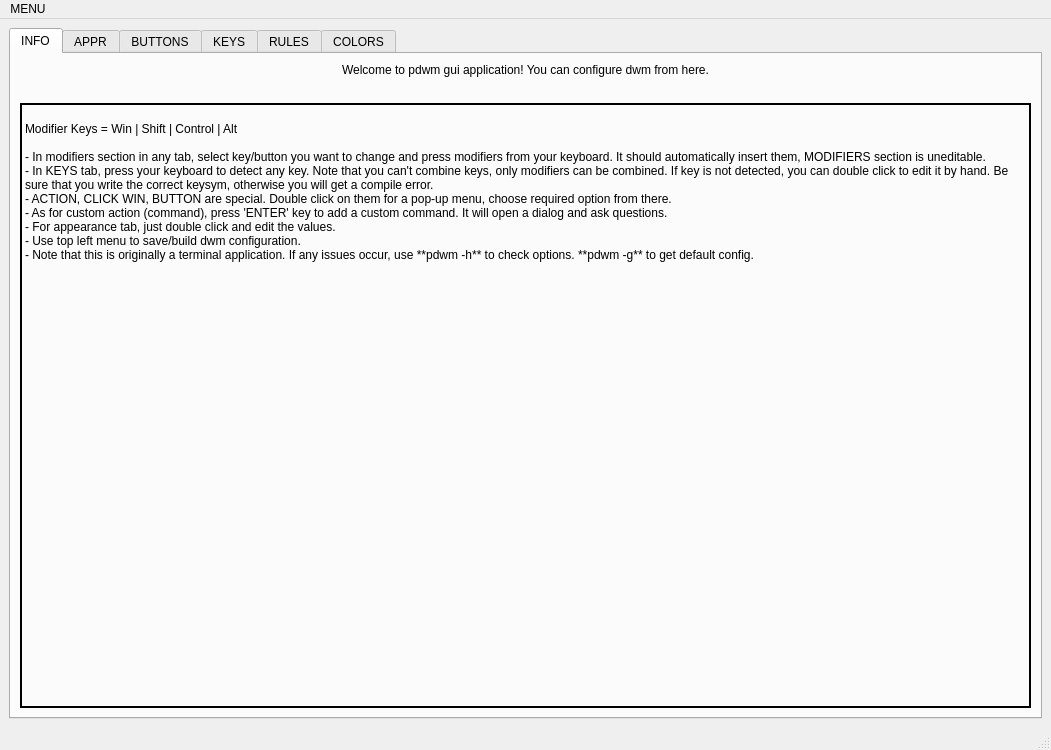
Qt form main.ui (FT-Labs/pdwmc) before a commit.
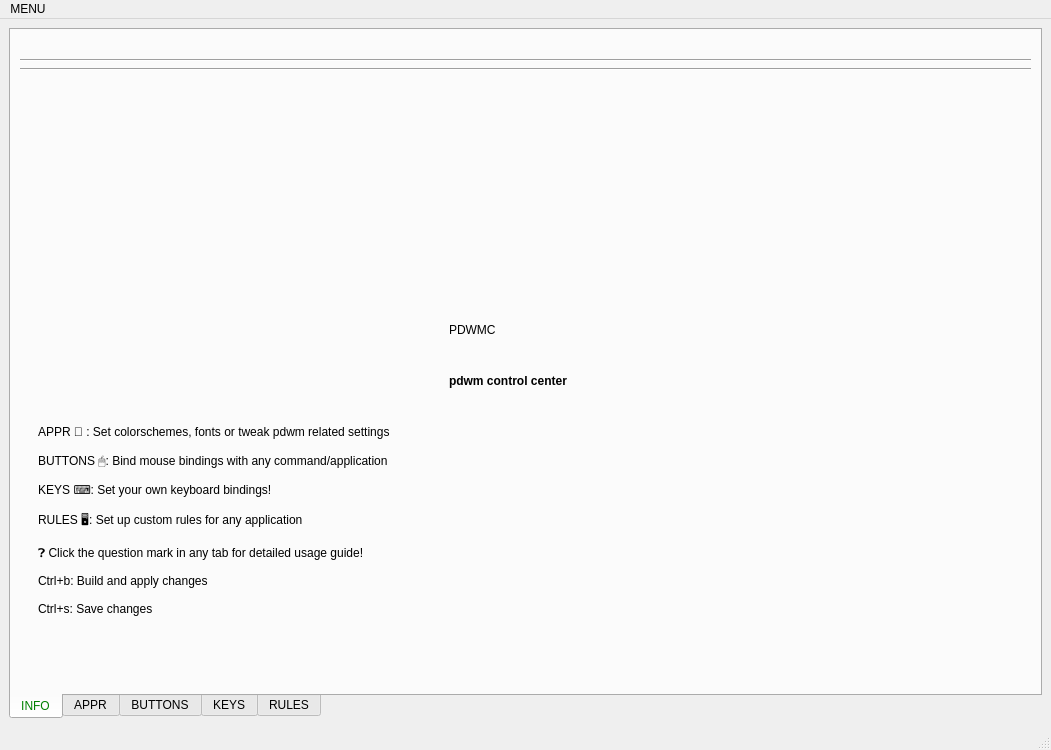
The same form after that commit. Icons and pictures are not drawn.

The edit to the form file:
```diff
--- a/main.ui
+++ b/main.ui
@@ -21,9 +21,29 @@
    <layout class="QGridLayout" name="gridLayout">
     <item row="1" column="1">
      <widget class="QTabWidget" name="tab_widget">
+      <property name="layoutDirection">
+       <enum>Qt::LeftToRight</enum>
+      </property>
+      <property name="styleSheet">
+       <string notr="true">QTabWidget::tab-bar {
+            alignment: center;
+}
+QTabBar::tab:selected {
+    			color: green;
+}</string>
+      </property>
+      <property name="tabPosition">
+       <enum>QTabWidget::South</enum>
+      </property>
+      <property name="tabShape">
+       <enum>QTabWidget::Rounded</enum>
+      </property>
       <property name="currentIndex">
        <number>0</number>
       </property>
+      <property name="elideMode">
+       <enum>Qt::ElideLeft</enum>
+      </property>
       <widget class="QWidget" name="tab_info">
        <attribute name="title">
         <string>INFO</string>
@@ -34,22 +54,6 @@
           <property name="sizeConstraint">
            <enum>QLayout::SetMaximumSize</enum>
           </property>
-          <item>
-           <widget class="QLabel" name="label_pwdm_welcome">
-            <property name="sizePolicy">
-             <sizepolicy hsizetype="Preferred" vsizetype="Maximum">
-              <horstretch>0</horstretch>
-              <verstretch>0</verstretch>
-             </sizepolicy>
-            </property>
-            <property name="text">
-             <string>Welcome to pdwm gui application! You can configure dwm from here.</string>
-            </property>
-            <property name="alignment">
-             <set>Qt::AlignCenter</set>
-            </property>
-           </widget>
-          </item>
           <item>
            <widget class="QLabel" name="label_2">
             <property name="sizePolicy">
@@ -73,31 +77,103 @@
            </widget>
           </item>
           <item>
+           <widget class="Line" name="line">
+            <property name="orientation">
+             <enum>Qt::Horizontal</enum>
+            </property>
+           </widget>
+          </item>
+          <item>
+           <widget class="Line" name="line_2">
+            <property name="orientation">
+             <enum>Qt::Horizontal</enum>
+            </property>
+           </widget>
+          </item>
+          <item alignment="Qt::AlignHCenter|Qt::AlignBottom">
+           <widget class="QLabel" name="label">
+            <property name="sizePolicy">
+             <sizepolicy hsizetype="Maximum" vsizetype="Maximum">
+              <horstretch>0</horstretch>
+              <verstretch>0</verstretch>
+             </sizepolicy>
+            </property>
+            <property name="minimumSize">
+             <size>
+              <width>153</width>
+              <height>45</height>
+             </size>
+            </property>
+            <property name="styleSheet">
+             <string notr="true">QLabel {
+	
+	font: 28pt &quot;Aquatico&quot;;
+}</string>
+            </property>
+            <property name="text">
+             <string>PDWMC</string>
+            </property>
+            <property name="wordWrap">
+             <bool>false</bool>
+            </property>
+           </widget>
+          </item>
+          <item alignment="Qt::AlignHCenter">
+           <widget class="QLabel" name="label_5">
+            <property name="sizePolicy">
+             <sizepolicy hsizetype="Maximum" vsizetype="Maximum">
+              <horstretch>0</horstretch>
+              <verstretch>0</verstretch>
+             </sizepolicy>
+            </property>
+            <property name="minimumSize">
+             <size>
+              <width>153</width>
+              <height>45</height>
+             </size>
+            </property>
+            <property name="styleSheet">
+             <string notr="true">QLabel {
+	color: black;
+	font: 16pt &quot;TerminessTTF Nerd Font&quot;;
+	font-weight: bold;
+}</string>
+            </property>
+            <property name="text">
+             <string>pdwm control center</string>
+            </property>
+            <property name="wordWrap">
+             <bool>false</bool>
+            </property>
+           </widget>
+          </item>
+          <item alignment="Qt::AlignTop">
            <widget class="QLabel" name="label_3">
-            <property name="frameShape">
-             <enum>QFrame::WinPanel</enum>
+            <property name="minimumSize">
+             <size>
+              <width>1007</width>
+              <height>222</height>
+             </size>
+            </property>
+            <property name="styleSheet">
+             <string notr="true">QLabel {
+	margin-left: 15px;
+}</string>
             </property>
             <property name="text">
-             <string>
-Modifier Keys = Win | Shift | Control | Alt
+             <string>APPR 🔀 : Set colorschemes, fonts or tweak pdwm related settings
 
-- In modifiers section in any tab, select key/button you want to change and press modifiers from your keyboard. It should automatically insert them, MODIFIERS section is uneditable.
-- In KEYS tab, press your keyboard to detect any key. Note that you can't combine keys, only modifiers can be combined. If key is not detected, you can double click to edit it by hand. Be sure that you write the correct keysym, otherwise you will get a compile error.
-- ACTION, CLICK WIN, BUTTON are special. Double click on them for a pop-up menu, choose required option from there.
-- As for custom action (command), press 'ENTER' key to add a custom command. It will open a dialog and ask questions.
-- For appearance tab, just double click and edit the values.
-- Use top left menu to save/build dwm configuration.
-- Note that this is originally a terminal application. If any issues occur, use **pdwm -h** to check options. **pdwm -g** to get default config.
-            </string>
-            </property>
-            <property name="textFormat">
-             <enum>Qt::MarkdownText</enum>
-            </property>
-            <property name="alignment">
-             <set>Qt::AlignLeading|Qt::AlignLeft|Qt::AlignTop</set>
-            </property>
-            <property name="wordWrap">
-             <bool>true</bool>
+BUTTONS 🖱️: Bind mouse bindings with any command/application
+
+KEYS ⌨️: Set your own keyboard bindings!
+
+RULES 🖥️: Set up custom rules for any application
+
+❓ Click the question mark in any tab for detailed usage guide!
+
+Ctrl+b: Build and apply changes
+
+Ctrl+s: Save changes</string>
             </property>
            </widget>
           </item>
@@ -292,29 +368,6 @@
         </item>
        </layout>
       </widget>
-      <widget class="QWidget" name="tab">
-       <attribute name="title">
-        <string>COLORS</string>
-       </attribute>
-       <layout class="QGridLayout" name="gridLayout_17">
-        <item row="0" column="0" alignment="Qt::AlignHCenter|Qt::AlignVCenter">
-         <widget class="QTableWidget" name="t_colors">
-          <property name="verticalScrollBarPolicy">
-           <enum>Qt::ScrollBarAlwaysOff</enum>
-          </property>
-          <property name="horizontalScrollBarPolicy">
-           <enum>Qt::ScrollBarAlwaysOff</enum>
-          </property>
-          <property name="sizeAdjustPolicy">
-           <enum>QAbstractScrollArea::AdjustToContents</enum>
-          </property>
-          <property name="autoScroll">
-           <bool>false</bool>
-          </property>
-         </widget>
-        </item>
-       </layout>
-      </widget>
      </widget>
     </item>
    </layout>
```
Left out of the diff: 142 changed lines with no effect on the pictures.
